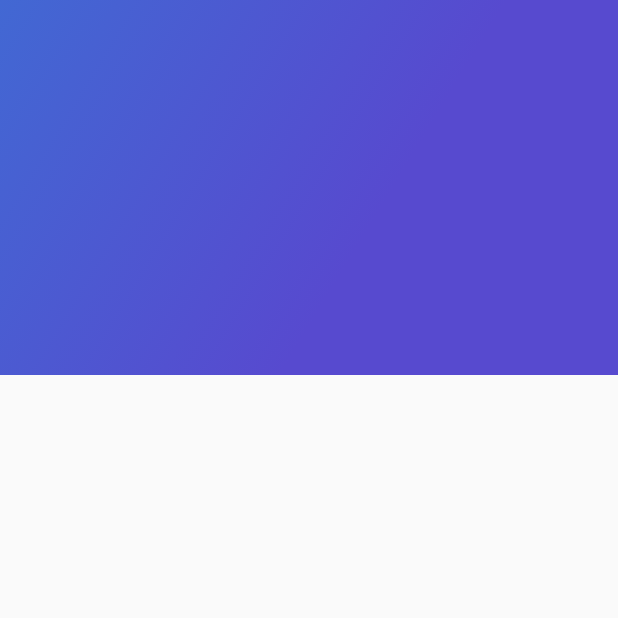
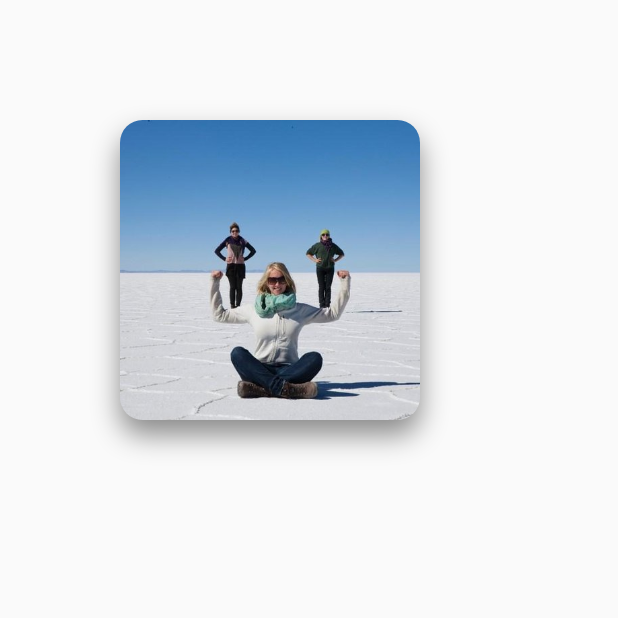
Before and after one commit to Rex501/Project-Flutter, a Flutter app: the screen it shows after launch, on a phone screen of 412 x 824 dp, the top half of it. Run offline on Flutter 3.47's test engine with Material 2 defaults, Android fonts, the phone set to English and light mode, and no system bars.

Commit message:
Clase4 (17/08/2021)

```diff
--- /dev/null
+++ b/lib/card_image.dart
@@ -0,0 +1,42 @@
+import 'package:flutter/material.dart';
+
+class CardImage extends StatelessWidget
+{
+  String path;
+  CardImage(this.path);
+
+  @override
+  Widget build(BuildContext context)
+  {
+    final cardImage = Container
+    (
+      height: 200,
+      width: 200,
+      margin: EdgeInsets.all(80),
+      decoration: BoxDecoration
+      (
+        image: DecorationImage
+        (
+          image: AssetImage
+          (
+            path,
+          ),
+          fit: BoxFit.cover
+        ),
+        shape: BoxShape.rectangle,
+        borderRadius: BorderRadius.all(Radius.circular(15)),
+        boxShadow : <BoxShadow>
+        [
+          BoxShadow
+          (
+            color: Colors.black45,
+            blurRadius: 15,
+            offset: Offset(0,10)
+          )
+        ]
+      )
+    );
+    return cardImage;
+
+  }
+}
--- a/lib/home.dart
+++ b/lib/home.dart
@@ -1,6 +1,8 @@
 import 'package:flutter/material.dart';
+import 'package:proyecto_places/card_image.dart';
 import 'package:proyecto_places/description_place.dart';
 import 'package:proyecto_places/gradient_back.dart';
+import 'package:proyecto_places/home_app_bar.dart';
 import 'package:proyecto_places/review.dart';
 import 'package:proyecto_places/review_list.dart';
 
@@ -49,7 +51,8 @@ class MyHome extends StatelessWidget
         (
         children: <Widget>
         [
-          GradientBack()
+          CardImage("assets/images/lugar1.jpg")
+          //HomeAppBar("Popular")
         ],
       ),
     );
--- a/pubspec.yaml
+++ b/pubspec.yaml
@@ -86,3 +86,4 @@ flutter:
     - assets/images/persona3.jpg
     - assets/images/persona4.jpg
     - assets/images/persona5.jpg
+    - assets/images/lugar1.jpg
```
Also changed, not shown: lib/home_app_bar.dart (+27 -1 lines), assets/images/lugar1.jpg (added).
